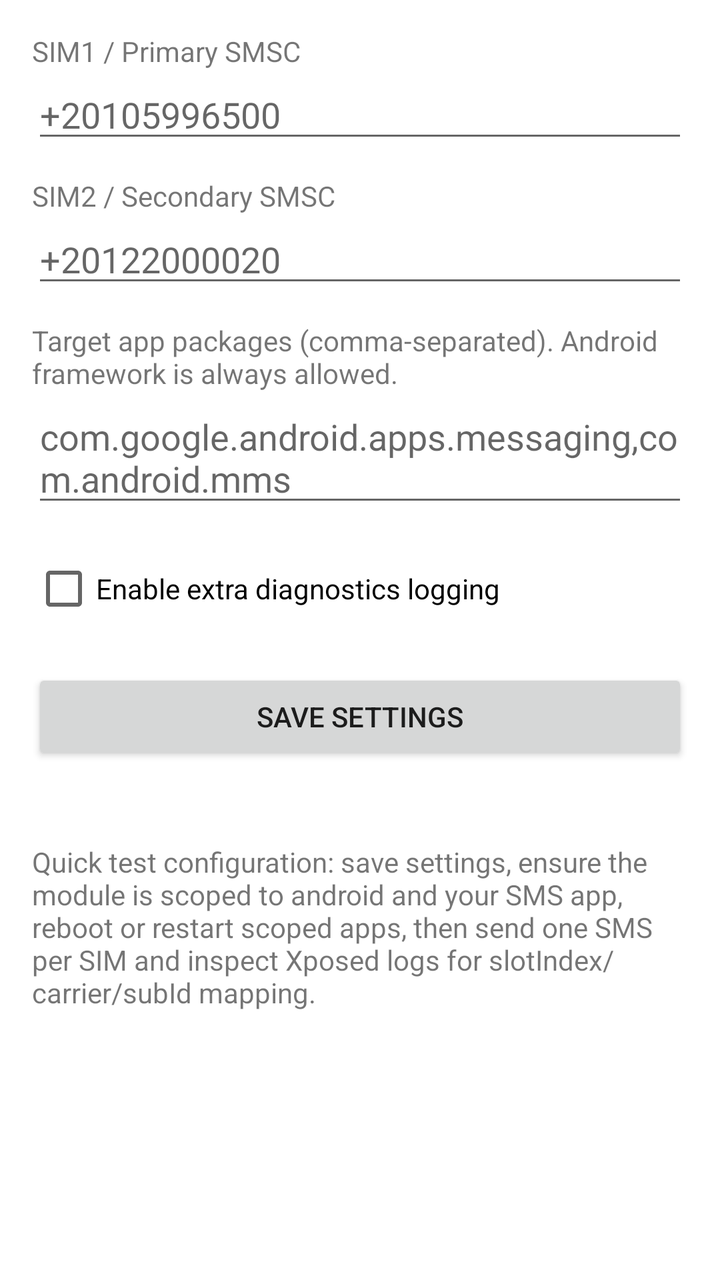
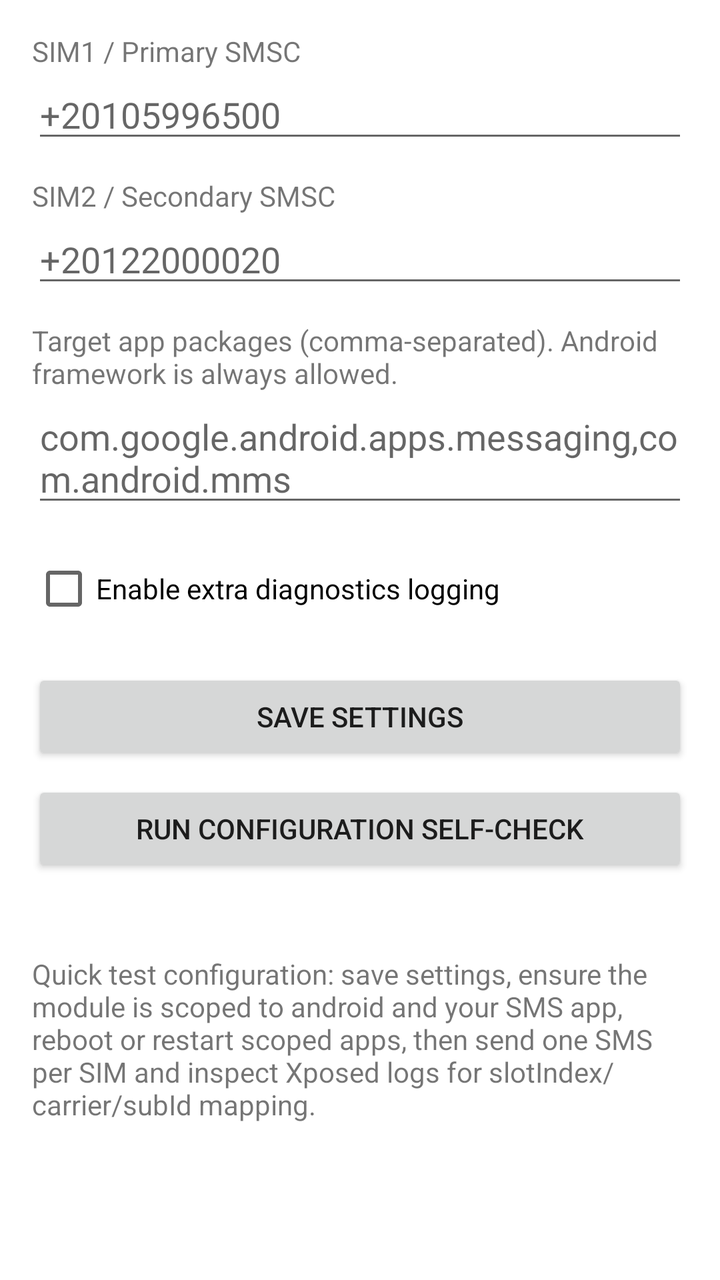

Two renders of the same Android screen: before a commit and after it. Below are the layout's source before the change and the commit's diff.
<!-- AndroidManifest.xml: fallback theme Theme.MaterialComponents.DayNight.NoActionBar -->
<!-- res/layout/activity_settings.xml -->
<?xml version="1.0" encoding="utf-8"?>
<ScrollView xmlns:android="http://schemas.android.com/apk/res/android"
    android:layout_width="match_parent"
    android:layout_height="match_parent">

    <LinearLayout
        android:layout_width="match_parent"
        android:layout_height="wrap_content"
        android:orientation="vertical"
        android:padding="16dp">

        <TextView
            android:layout_width="match_parent"
            android:layout_height="wrap_content"
            android:text="@string/settings_sim1_primary_smsc" />

        <EditText
            android:id="@+id/primarySmscInput"
            android:layout_width="match_parent"
            android:layout_height="wrap_content"
            android:hint="+20105996500"
            android:inputType="phone" />

        <TextView
            android:layout_width="match_parent"
            android:layout_height="wrap_content"
            android:layout_marginTop="12dp"
            android:text="@string/settings_sim2_secondary_smsc" />

        <EditText
            android:id="@+id/secondarySmscInput"
            android:layout_width="match_parent"
            android:layout_height="wrap_content"
            android:hint="+20122000020"
            android:inputType="phone" />

        <TextView
            android:layout_width="match_parent"
            android:layout_height="wrap_content"
            android:layout_marginTop="12dp"
            android:text="@string/settings_target_app_packages" />

        <EditText
            android:id="@+id/targetPackagesInput"
            android:layout_width="match_parent"
            android:layout_height="wrap_content"
            android:hint="com.google.android.apps.messaging,com.android.mms" />

        <CheckBox
            android:id="@+id/diagnosticsCheck"
            android:layout_width="match_parent"
            android:layout_height="wrap_content"
            android:layout_marginTop="12dp"
            android:text="@string/settings_diagnostics_logging" />

        <Button
            android:id="@+id/saveButton"
            android:layout_width="match_parent"
            android:layout_height="wrap_content"
            android:layout_marginTop="16dp"
            android:text="@string/settings_save" />

        <TextView
            android:id="@+id/statusText"
            android:layout_width="match_parent"
            android:layout_height="wrap_content"
            android:layout_marginTop="8dp" />

        <TextView
            android:layout_width="match_parent"
            android:layout_height="wrap_content"
            android:layout_marginTop="12dp"
            android:text="@string/settings_sim_mapping_help" />
    </LinearLayout>
</ScrollView>
<!-- resources referenced by this layout -->
<resources>
  <string name="settings_diagnostics_logging">Enable extra diagnostics logging</string>
  <string name="settings_save">Save settings</string>
  <string name="settings_sim1_primary_smsc">SIM1 / Primary SMSC</string>
  <string name="settings_sim2_secondary_smsc">SIM2 / Secondary SMSC</string>
  <string name="settings_sim_mapping_help">Quick test configuration: save settings, ensure the module is scoped to android and your SMS app, reboot or restart scoped apps, then send one SMS per SIM and inspect Xposed logs for slotIndex/carrier/subId mapping.</string>
  <string name="settings_target_app_packages">Target app packages (comma-separated). Android framework is always allowed.</string>
</resources>

<!-- the commit's change to res/layout/activity_settings.xml (unified diff, before → after) -->
@@ -18,7 +18,7 @@
             android:id="@+id/primarySmscInput"
             android:layout_width="match_parent"
             android:layout_height="wrap_content"
-            android:hint="+20105996500"
+            android:hint="@string/settings_hint_primary_smsc"
             android:inputType="phone" />
 
         <TextView
@@ -31,7 +31,7 @@
             android:id="@+id/secondarySmscInput"
             android:layout_width="match_parent"
             android:layout_height="wrap_content"
-            android:hint="+20122000020"
+            android:hint="@string/settings_hint_secondary_smsc"
             android:inputType="phone" />
 
         <TextView
@@ -44,7 +44,7 @@
             android:id="@+id/targetPackagesInput"
             android:layout_width="match_parent"
             android:layout_height="wrap_content"
-            android:hint="com.google.android.apps.messaging,com.android.mms" />
+            android:hint="@string/settings_hint_target_packages" />
 
         <CheckBox
             android:id="@+id/diagnosticsCheck"
@@ -60,6 +60,13 @@
             android:layout_marginTop="16dp"
             android:text="@string/settings_save" />
 
+        <Button
+            android:id="@+id/selfCheckButton"
+            android:layout_width="match_parent"
+            android:layout_height="wrap_content"
+            android:layout_marginTop="8dp"
+            android:text="@string/settings_self_check_action" />
+
         <TextView
             android:id="@+id/statusText"
             android:layout_width="match_parent"
<!-- resource entries referenced after the edit -->
@@ -1,7 +1,11 @@
 <!-- resources referenced by this layout -->
 <resources>
   <string name="settings_diagnostics_logging">Enable extra diagnostics logging</string>
+  <string name="settings_hint_primary_smsc">+20105996500</string>
+  <string name="settings_hint_secondary_smsc">+20122000020</string>
+  <string name="settings_hint_target_packages">com.google.android.apps.messaging,com.android.mms</string>
   <string name="settings_save">Save settings</string>
+  <string name="settings_self_check_action">Run configuration self-check</string>
   <string name="settings_sim1_primary_smsc">SIM1 / Primary SMSC</string>
   <string name="settings_sim2_secondary_smsc">SIM2 / Secondary SMSC</string>
   <string name="settings_sim_mapping_help">Quick test configuration: save settings, ensure the module is scoped to android and your SMS app, reboot or restart scoped apps, then send one SMS per SIM and inspect Xposed logs for slotIndex/carrier/subId mapping.</string>
